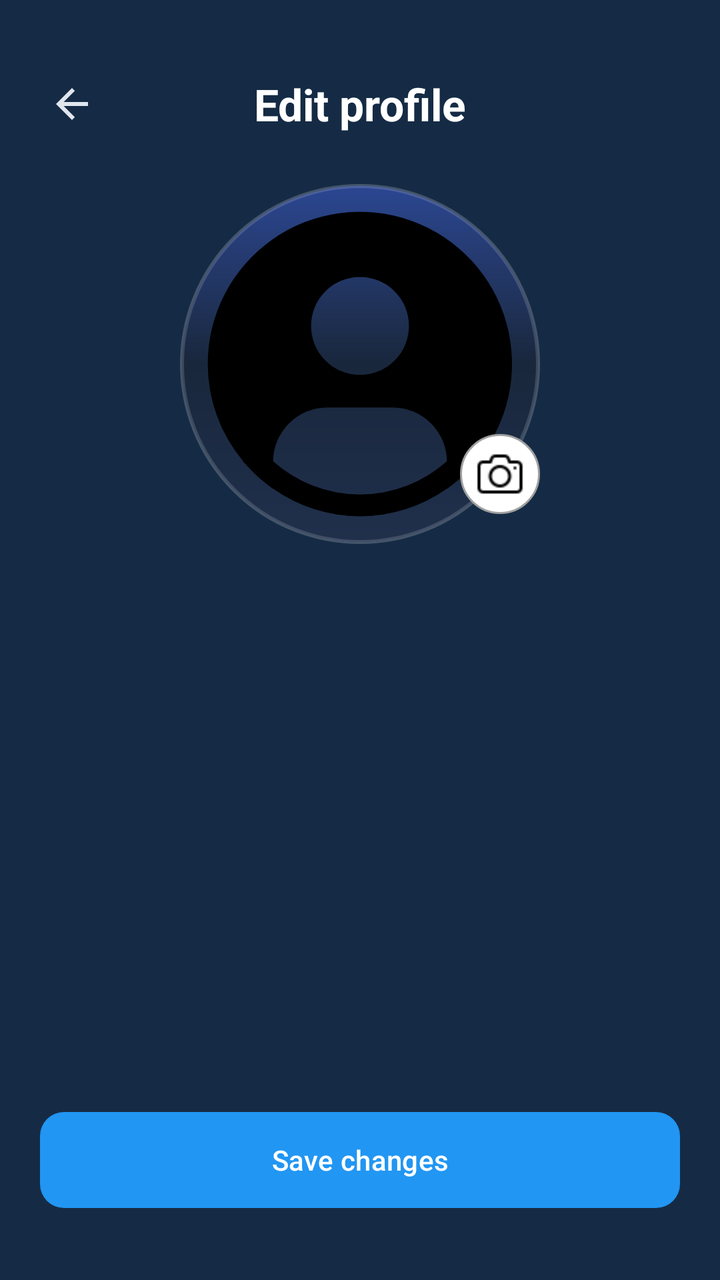
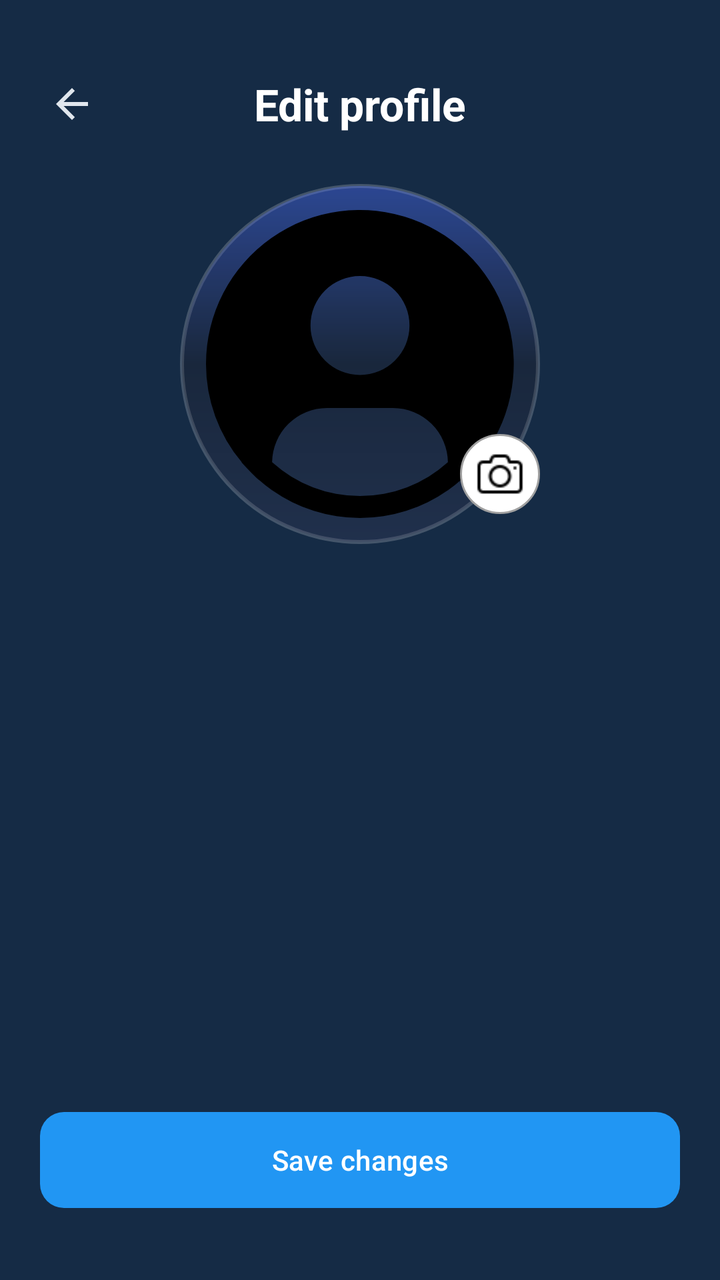

An Android layout rendered at two revisions. The XML below is the earlier revision; the diff shows what the commit changed to produce the second picture.
<!-- AndroidManifest.xml: application theme AppTheme -->
<!-- res/layout/fragment_edit_profile.xml -->
<?xml version="1.0" encoding="utf-8"?>
<androidx.constraintlayout.widget.ConstraintLayout
    xmlns:android="http://schemas.android.com/apk/res/android"
    xmlns:app="http://schemas.android.com/apk/res-auto"
    android:id="@+id/constraintRoot"
    android:layout_width="match_parent"
    android:layout_height="match_parent"
    android:background="@color/background_color"
    android:padding="20dp"
    android:fitsSystemWindows="false">

    
    <androidx.constraintlayout.widget.ConstraintLayout
        android:id="@+id/headerLayout"
        android:layout_width="0dp"
        android:layout_height="wrap_content"
        android:layout_marginTop="16dp"
        app:layout_constraintTop_toTopOf="parent"
        app:layout_constraintStart_toStartOf="parent"
        app:layout_constraintEnd_toEndOf="parent">

        
        <ImageView
            android:id="@+id/btnBack"
            android:layout_width="32dp"
            android:layout_height="32dp"
            android:src="@drawable/ic_back"
            android:scaleType="center"
            app:tint="?attr/colorOnSurface"
            android:clickable="true"
            android:focusable="true"
            android:contentDescription="@string/edit_profile_back_button_desc"
            app:layout_constraintStart_toStartOf="parent"
            app:layout_constraintTop_toTopOf="parent" />

        
        <TextView
            android:id="@+id/tvTitle"
            style="@style/TextAppearance.Aqua.EditProfileTitle"
            android:layout_width="wrap_content"
            android:layout_height="wrap_content"
            android:text="@string/edit_profile_title"
            app:layout_constraintTop_toTopOf="parent"
            app:layout_constraintBottom_toBottomOf="parent"
            app:layout_constraintStart_toStartOf="parent"
            app:layout_constraintEnd_toEndOf="parent" />
    </androidx.constraintlayout.widget.ConstraintLayout>

    
    <FrameLayout
    android:id="@+id/photoContainer"
    android:layout_width="180dp"
    android:layout_height="180dp"
    android:layout_marginTop="24dp"
    android:background="@drawable/profile_background"
    android:padding="0dp"
    app:layout_constraintTop_toBottomOf="@id/headerLayout"
    app:layout_constraintStart_toStartOf="parent"
    app:layout_constraintEnd_toEndOf="parent">

    
    <ImageView
        android:id="@+id/ivEditProfilePhoto"
        android:layout_width="match_parent"
        android:layout_height="match_parent"
        android:layout_margin="3dp"  
        android:background="@drawable/profile_clip_circle"
        android:scaleType="centerCrop"
        android:src="@drawable/ic_profile_placeholder"
        android:clipToOutline="true"
    />

    
    <ImageView
        android:id="@+id/ivCameraIcon"
        android:layout_width="40dp"
        android:layout_height="40dp"
        android:background="@drawable/profile_background_small"
        android:src="@drawable/ic_camera"
        android:padding="8dp"
        android:layout_gravity="bottom|end"
        android:layout_marginBottom="15dp"
        android:contentDescription="@string/edit_profile_camera_icon_desc"
        android:clickable="true"
        android:focusable="true" />

</FrameLayout>

    
    <com.google.android.material.button.MaterialButton
        android:id="@+id/btnSave"
        style="@style/Widget.Aqua.PrimaryButton"
        android:layout_width="0dp"
        android:layout_height="wrap_content"
        android:text="@string/edit_profile_save_button"
        android:contentDescription="@string/edit_profile_save_button_desc"
        android:layout_marginBottom="16dp"
        app:layout_constraintBottom_toBottomOf="parent"
        app:layout_constraintStart_toStartOf="parent"
        app:layout_constraintEnd_toEndOf="parent" />

</androidx.constraintlayout.widget.ConstraintLayout>
<!-- resources referenced by this layout -->
<resources>
  <color name="background_color">#152B45</color>
  <!-- drawable ic_back (drawable) -->
  <?xml version="1.0" encoding="utf-8"?>
  <vector xmlns:android="http://schemas.android.com/apk/res/android"
      android:width="24dp"
      android:height="24dp"
      android:viewportWidth="24"
      android:viewportHeight="24">
  
      <path
          android:fillColor="@android:color/white"
          android:pathData="M20,11H7.83L13.42,5.41L12,4l-8,8 8,8 1.41,-1.41L7.83,13H20v-2z" />
  </vector>
  <!-- drawable profile_background (drawable) -->
  <?xml version="1.0" encoding="utf-8"?>
  <layer-list xmlns:android="http://schemas.android.com/apk/res/android">
  
      
      <item>
          <shape android:shape="oval">
              <gradient
                  android:type="linear"
                  android:angle="270"
                  android:startColor="#1E3A8A"
                  android:centerColor="#0A192F"
                  android:endColor="#112240" />
              <stroke
                  android:width="2dp"
                  android:color="#33FFFFFF" />
          </shape>
      </item>
  
      
      <item android:top="2dp" android:left="2dp" android:right="2dp" android:bottom="2dp">
          <shape android:shape="oval">
              <solid android:color="#10FFFFFF" />
          </shape>
      </item>
  </layer-list>
  <!-- drawable profile_background_small (drawable) -->
  <?xml version="1.0" encoding="utf-8"?>
  <shape xmlns:android="http://schemas.android.com/apk/res/android"
      android:shape="oval">
      <solid android:color="#FFFFFF"/>
      <stroke
          android:width="1dp"
          android:color="#A0A0A0"/>
  </shape>
  <!-- drawable profile_clip_circle (drawable) -->
  <?xml version="1.0" encoding="utf-8"?>
  <shape xmlns:android="http://schemas.android.com/apk/res/android"
      android:shape="oval">
      <solid android:color="@android:color/transparent" />
  </shape>
  <string name="edit_profile_back_button_desc">Go back to settings</string>
  <string name="edit_profile_camera_icon_desc">Change profile photo</string>
  <string name="edit_profile_save_button">Save changes</string>
  <string name="edit_profile_save_button_desc">Save profile changes</string>
  <string name="edit_profile_title">Edit profile</string>
  <style name="TextAppearance.Aqua.EditProfileTitle" parent="TextAppearance.Material3.TitleLarge">
      <item name="android:textColor">@android:color/white</item>
      <item name="android:textStyle">bold</item>
  </style>
  <style name="Widget.Aqua.PrimaryButton" parent="Widget.Material3.Button">
      <item name="android:textColor">@android:color/white</item>
      <item name="cornerRadius">12dp</item>
      <item name="android:insetTop">0dp</item>
      <item name="android:insetBottom">0dp</item>
      <item name="android:paddingTop">12dp</item>
      <item name="android:paddingBottom">12dp</item>
  </style>
  <color name="md_theme_light_primary">#2196F3</color>
  <color name="md_theme_light_onPrimary">#FFFFFF</color>
  <color name="md_theme_light_secondary">#4A6363</color>
  <color name="md_theme_light_onSecondary">#FFFFFF</color>
  <color name="md_theme_light_background">#152B45</color>
  <color name="md_theme_light_surface">#152B45</color>
  <color name="md_theme_light_onSurface">#E0E6ED</color>
  <color name="md_theme_light_surfaceVariant">#233042</color>
  <color name="md_theme_light_onSurfaceVariant">#5C6B75</color>
  <color name="md_theme_light_outline">#455A64</color>
  <color name="md_theme_light_outlineVariant">#37474F</color>
  <color name="md_theme_light_error">#D32F2F</color>
  <color name="md_theme_light_onError">#FFFFFF</color>
  <!-- unchanged entries left out for length: 3 -->
</resources>

<!-- the commit's change to res/layout/fragment_edit_profile.xml (unified diff, before → after) -->
@@ -63,7 +63,7 @@
         android:id="@+id/ivEditProfilePhoto"
         android:layout_width="match_parent"
         android:layout_height="match_parent"
-        android:layout_margin="3dp"  
+        android:layout_margin="2dp"  
         android:background="@drawable/profile_clip_circle"
         android:scaleType="centerCrop"
         android:src="@drawable/ic_profile_placeholder"
